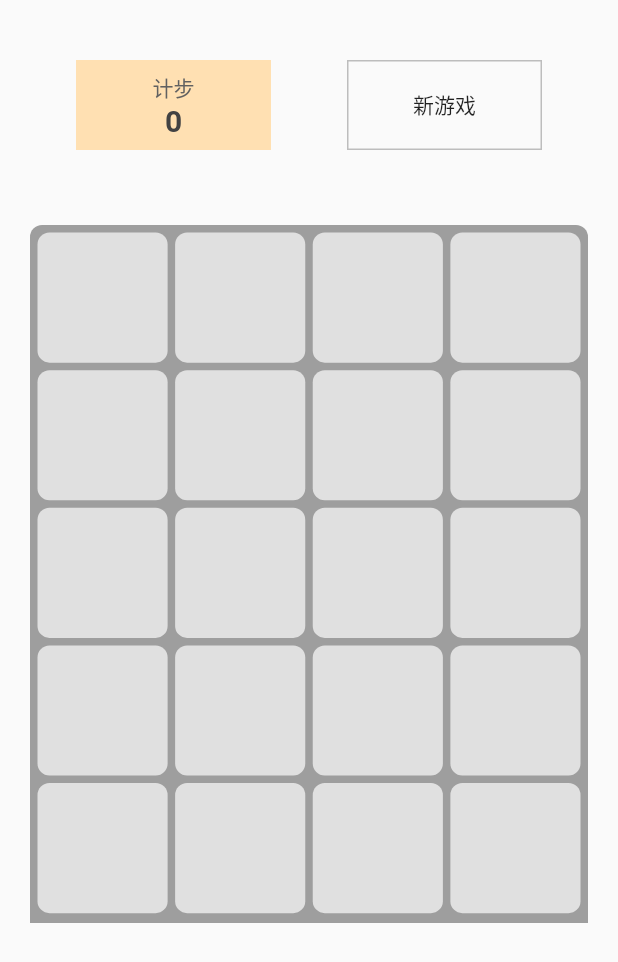
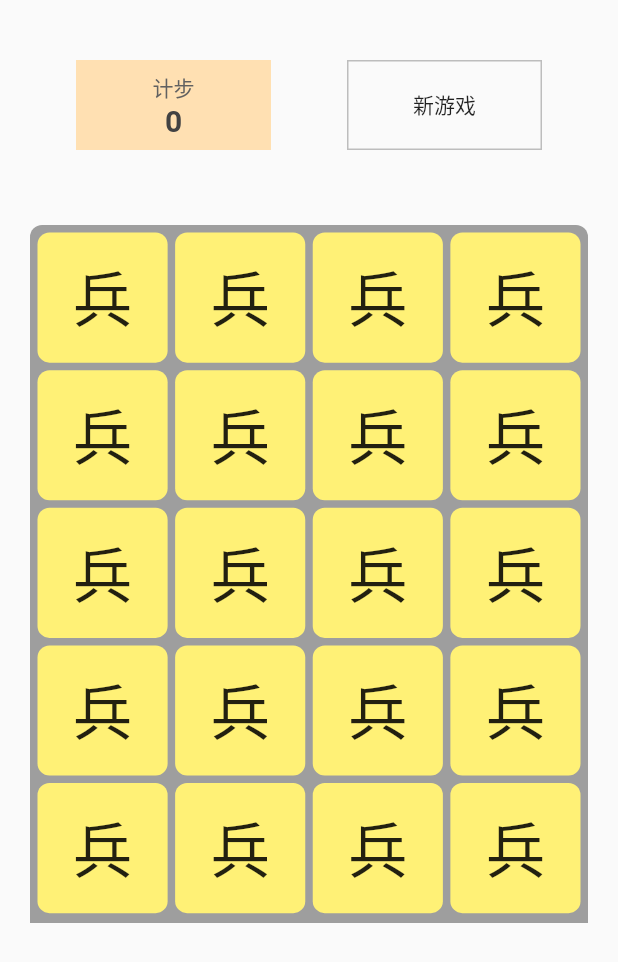
Before and after one commit to RIVER1016/Klotski, a Flutter app: the screen it shows after launch, on a phone screen of 412 x 824 dp. Shown: the top 962 px of the screen. Run offline on Flutter 3.47's test engine with Material 2 defaults, Android fonts, the phone set to English and light mode, and no system bars.

Commit message:
polish-2

```diff
--- a/my_klotski/lib/main.dart
+++ b/my_klotski/lib/main.dart
@@ -42,7 +42,13 @@ class BoardGridWidget extends StatelessWidget {
           left: c * width + _state.cellPadding * (c + 1),
           top: r * width + _state.cellPadding * (r + 1),
           size: width,
-          color: Colors.grey[300],
+          color: Colors.yellow[300],
+          text: Text(
+            "兵",
+            style: new TextStyle(
+              fontSize:40
+            ),
+          ),
         );
         _backgroundBox.add(box);
         count++;
```
